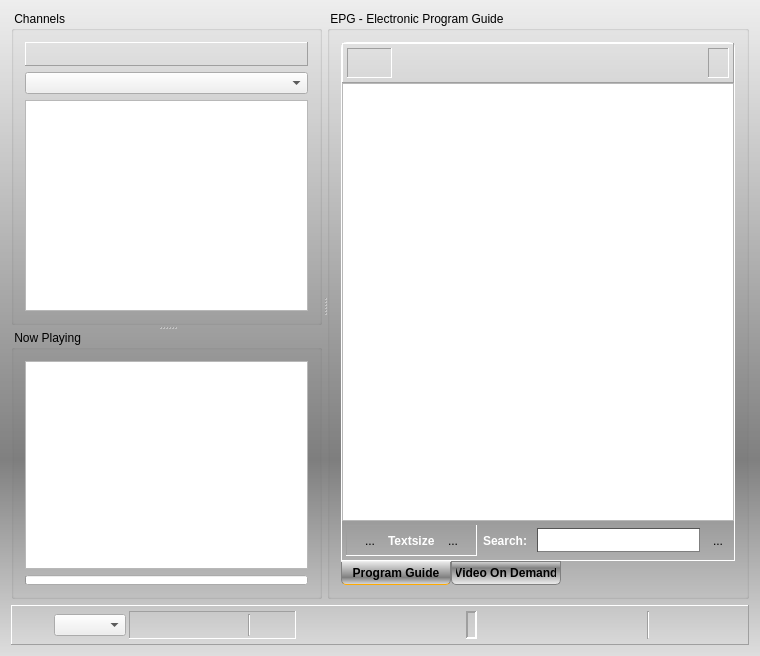
First picture: the form in vlc-record/forms/recorder.ui, repository code-google-com/vlc-record, before the edit.
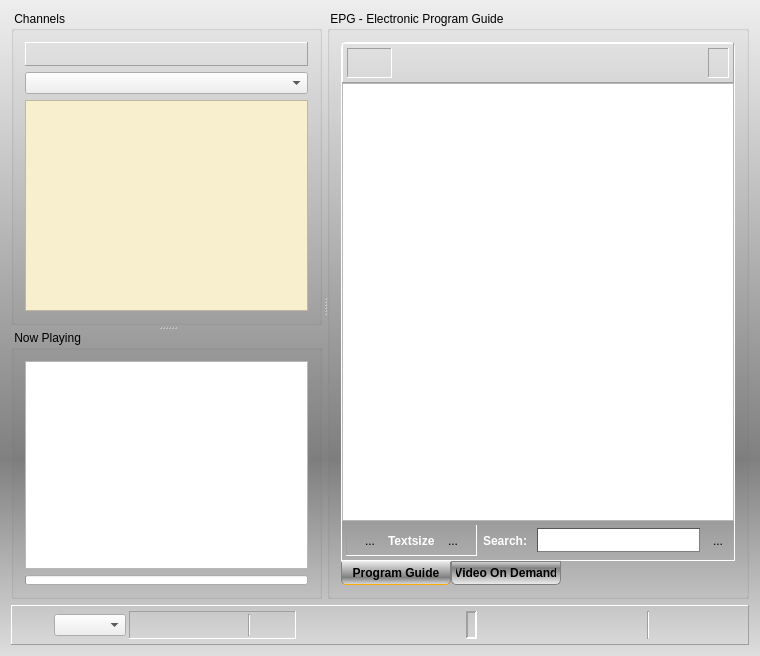
Second picture: the form after the edit. Icons and pictures are not drawn. Custom widgets are drawn as their Qt base class.

Commit message: - more styled list view

```diff
--- a/vlc-record/forms/recorder.ui
+++ b/vlc-record/forms/recorder.ui
@@ -156,9 +156,20 @@
            <string>Channel List</string>
           </property>
           <property name="styleSheet">
-           <string notr="true">QListWidget#listWidget {
-alternate-background-color: rgb(247, 239, 205);
-}</string>
+           <string notr="true">QListView#listWidget {
+show-decoration-selected: 1;
+background-color: rgb(247, 239, 205);
+}
+
+QListView#listWidget::item:selected {
+background-color: rgb(255, 167, 26);
+alternate-background-color: rgb(255, 167, 26);
+}
+
+QListView#listWidget::item:hover {
+background-color: rgb(255, 110, 14);
+}
+</string>
           </property>
           <property name="alternatingRowColors">
            <bool>true</bool>
```
The commit also changes 2 other files.
